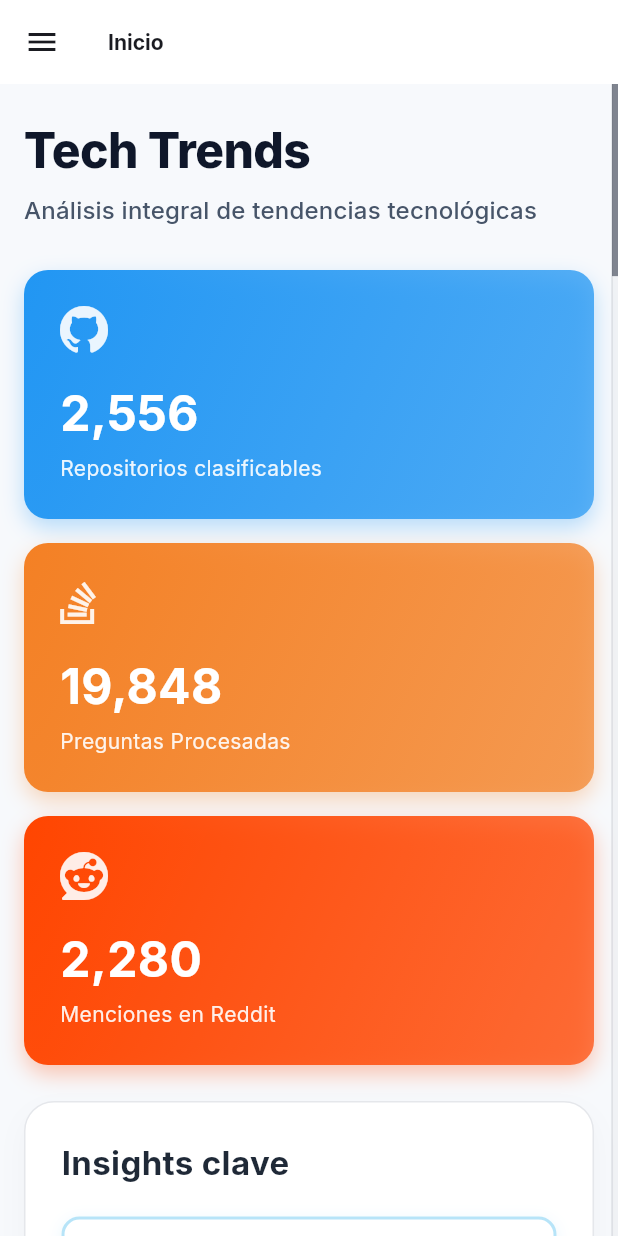
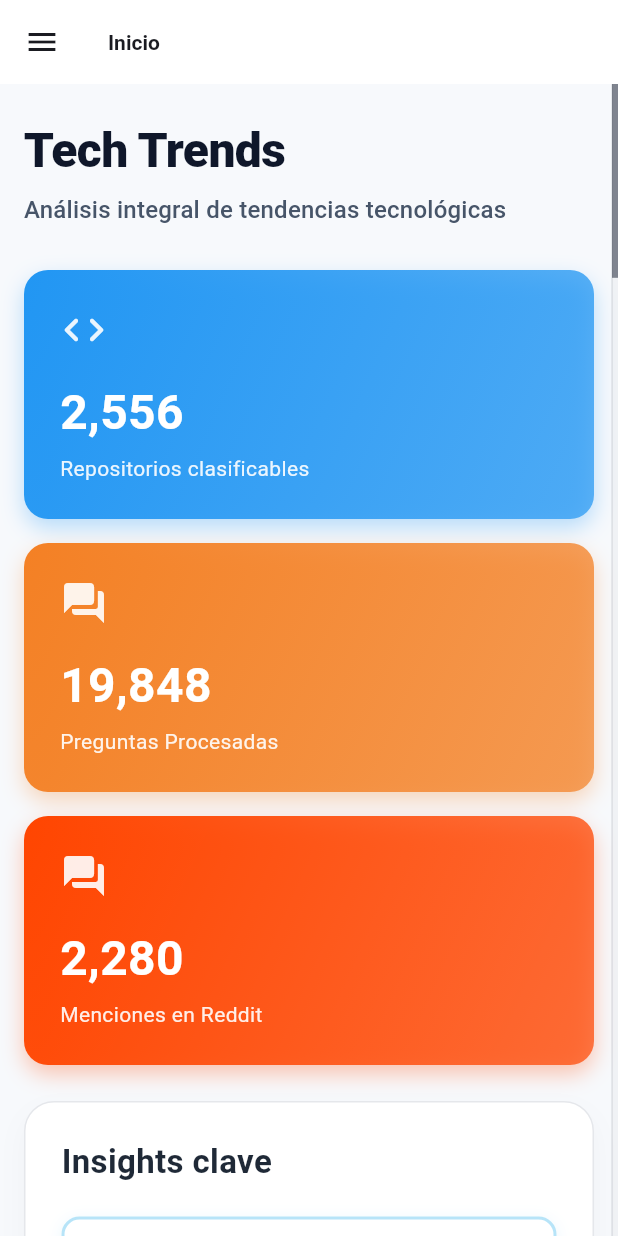
Before and after one commit to Sam-24-dev/Technology-trend-analysis-platform, a Flutter app: the screen it shows after launch, on a phone screen of 412 x 824 dp. Run offline on Flutter 3.47's test engine with Material 3 defaults, Android fonts, the phone set to English and light mode, and no system bars; our stand-ins replace csv, fl_chart, flutter_riverpod, go_router; missing offline and left inert: file_saver.

Commit message:
perf(web): reduce runtime font payload (#54)

```diff
--- a/frontend/lib/main.dart
+++ b/frontend/lib/main.dart
@@ -3,7 +3,6 @@ import 'package:flutter/gestures.dart';
 import 'package:flutter_web_plugins/url_strategy.dart';
 import 'package:flutter_riverpod/flutter_riverpod.dart';
 import 'package:go_router/go_router.dart';
-import 'package:google_fonts/google_fonts.dart';
 import 'router/app_router.dart';
 
 void main() {
@@ -25,7 +24,7 @@ class MyApp extends StatelessWidget {
       brightness: Brightness.light,
     );
 
-    final TextTheme baseTextTheme = GoogleFonts.interTextTheme();
+    final TextTheme baseTextTheme = Typography.material2021().black;
     final Color appBackground = const Color(0xFFF7F9FC);
     return MaterialApp.router(
       title: 'Technology Trend Analysis Platform',
--- a/frontend/lib/screens/home_screen.dart
+++ b/frontend/lib/screens/home_screen.dart
@@ -1,6 +1,5 @@
 import 'package:flutter/material.dart';
 import 'package:flutter_riverpod/flutter_riverpod.dart';
-import 'package:font_awesome_flutter/font_awesome_flutter.dart';
 import 'package:go_router/go_router.dart';
 import '../models/dashboard_domain_models.dart';
 import '../models/data_load_state.dart';
@@ -100,23 +99,23 @@ class HomeScreen extends ConsumerWidget {
                 spacing: 16,
                 runSpacing: 16,
                 children: [
-                  _buildKpiCardFA(
+                  _buildKpiCard(
                     width: kpiCardWidth,
-                    icon: FontAwesomeIcons.github,
+                    icon: Icons.code_rounded,
                     value: _formatMetric(githubRepos),
                     label: 'Repositorios clasificables',
                     color: Colors.blue,
                   ),
-                  _buildKpiCardFA(
+                  _buildKpiCard(
                     width: kpiCardWidth,
-                    icon: FontAwesomeIcons.stackOverflow,
+                    icon: Icons.question_answer_rounded,
                     value: _formatMetric(stackQuestions),
                     label: 'Preguntas Procesadas',
                     color: const Color(0xFFF48024),
                   ),
-                  _buildKpiCardFA(
+                  _buildKpiCard(
                     width: kpiCardWidth,
-                    icon: FontAwesomeIcons.reddit,
+                    icon: Icons.forum_rounded,
                     value: _formatMetric(redditMentions),
                     label: 'Menciones en Reddit',
                     color: const Color(0xFFFF4500),
@@ -174,27 +173,27 @@ class HomeScreen extends ConsumerWidget {
                 spacing: 24,
                 runSpacing: 24,
                 children: [
-                  _buildInfoCardFA(
+                  _buildInfoCard(
                     context: context,
-                    icon: FontAwesomeIcons.github,
+                    icon: Icons.code_rounded,
                     title: 'GitHub Data',
                     description:
                         'Análisis de repos nuevos y commits del corte actual, con ranking de lenguajes y frameworks.',
                     color: Colors.blue,
                     route: AppRoutes.github,
                   ),
-                  _buildInfoCardFA(
+                  _buildInfoCard(
                     context: context,
-                    icon: FontAwesomeIcons.stackOverflow,
+                    icon: Icons.question_answer_rounded,
                     title: 'StackOverflow Data',
                     description:
                         'Actividad por tecnología a lo largo del tiempo: volumen, variación y tasa de aceptación.',
                     color: const Color(0xFFF48024),
                     route: AppRoutes.stackoverflow,
                   ),
-                  _buildInfoCardFA(
+                  _buildInfoCard(
                     context: context,
-                    icon: FontAwesomeIcons.reddit,
+                    icon: Icons.forum_rounded,
                     title: 'Reddit Data',
                     description:
                         'Sentimiento y crecimiento de temas en la comunidad, con cambios vs corrida previa.',
@@ -213,22 +212,22 @@ class HomeScreen extends ConsumerWidget {
                 ),
               ),
               const SizedBox(height: 16),
-              _buildTeamMemberFA(
+              _buildTeamMember(
                 'Samir Caizapasto',
                 'Líder del proyecto · Arquitectura, ETL GitHub y dashboards',
-                FontAwesomeIcons.github,
+                Icons.code_rounded,
                 Colors.blue,
               ),
-              _buildTeamMemberFA(
+              _buildTeamMember(
                 'Andrés Salinas',
                 'Ingeniería de datos · ETL StackOverflow y dashboards',
-                FontAwesomeIcons.stackOverflow,
+                Icons.question_answer_rounded,
                 const Color(0xFFF48024),
               ),
-              _buildTeamMemberFA(
+              _buildTeamMember(
                 'Mateo Mayorga',
                 'Ingeniería de datos · ETL Reddit y visualización',
-                FontAwesomeIcons.reddit,
+                Icons.forum_rounded,
                 const Color(0xFFFF4500),
               ),
 
@@ -241,9 +240,9 @@ class HomeScreen extends ConsumerWidget {
     );
   }
 
-  Widget _buildKpiCardFA({
+  Widget _buildKpiCard({
     required double width,
-    required FaIconData icon,
+    required IconData icon,
     required String value,
     required String label,
     required Color color,
@@ -269,7 +268,7 @@ class HomeScreen extends ConsumerWidget {
       child: Column(
         crossAxisAlignment: CrossAxisAlignment.start,
         children: [
-          FaIcon(icon, size: 32, color: Colors.white.withValues(alpha: 0.9)),
+          Icon(icon, size: 32, color: Colors.white.withValues(alpha: 0.9)),
           const SizedBox(height: 16),
           Text(
             value,
@@ -303,9 +302,9 @@ class HomeScreen extends ConsumerWidget {
     );
   }
 
-  Widget _buildInfoCardFA({
+  Widget _buildInfoCard({
     required BuildContext context,
-    required FaIconData icon,
+    required IconData icon,
     required String title,
     required String description,
     required Color color,
@@ -331,7 +330,7 @@ class HomeScreen extends ConsumerWidget {
         children: [
           Row(
             children: [
-              FaIcon(icon, size: 20, color: color),
+              Icon(icon, size: 20, color: color),
               const SizedBox(width: 10),
               Expanded(
                 child: Text(
@@ -373,10 +372,10 @@ class HomeScreen extends ConsumerWidget {
     );
   }
 
-  Widget _buildTeamMemberFA(
+  Widget _buildTeamMember(
     String name,
     String role,
-    FaIconData icon,
+    IconData icon,
     Color color,
   ) {
     return Padding(
@@ -390,7 +389,7 @@ class HomeScreen extends ConsumerWidget {
               children: <Widget>[
                 CircleAvatar(
                   backgroundColor: color.withValues(alpha: 0.15),
-                  child: FaIcon(icon, color: color, size: 18),
+                  child: Icon(icon, color: color, size: 18),
                 ),
                 const SizedBox(height: 6),
                 Text(
@@ -411,7 +410,7 @@ class HomeScreen extends ConsumerWidget {
             children: [
               CircleAvatar(
                 backgroundColor: color.withValues(alpha: 0.15),
-                child: FaIcon(icon, color: color, size: 18),
+                child: Icon(icon, color: color, size: 18),
               ),
               const SizedBox(width: 16),
               Expanded(
@@ -1862,7 +1861,7 @@ class _TrendTopEntryCard extends StatefulWidget {
 class _SourceContributionMeta {
   final String code;
   final String label;
-  final FaIconData icon;
+  final IconData icon;
   final Color color;
   final double value;
 
@@ -2164,21 +2163,21 @@ class _TrendTopEntryCardState extends State<_TrendTopEntryCard> {
       _SourceContributionMeta(
         code: 'GH',
         label: 'GitHub',
-        icon: FontAwesomeIcons.github,
+        icon: Icons.code_rounded,
         color: const Color(0xFF111827),
         value: widget.item.githubScore,
       ),
       _SourceContributionMeta(
         code: 'SO',
         label: 'StackOverflow',
-        icon: FontAwesomeIcons.stackOverflow,
+        icon: Icons.question_answer_rounded,
         color: const Color(0xFFF48024),
         value: widget.item.stackOverflowScore,
       ),
       _SourceContributionMeta(
         code: 'RD',
         label: 'Reddit',
-        icon: FontAwesomeIcons.redditAlien,
+        icon: Icons.forum_rounded,
         color: const Color(0xFFFF4500),
         value: widget.item.redditScore,
       ),
@@ -2212,7 +2211,7 @@ class _TrendTopEntryCardState extends State<_TrendTopEntryCard> {
             child: Row(
               mainAxisSize: MainAxisSize.min,
               children: [
-                FaIcon(
+                Icon(
                   meta.icon,
                   size: 12,
                   color: hasData ? meta.color : const Color(0xFF94A3B8),
--- a/frontend/lib/screens/main_screen.dart
+++ b/frontend/lib/screens/main_screen.dart
@@ -1,7 +1,6 @@
 import 'package:flutter/material.dart';
 import 'package:flutter/services.dart';
 import 'package:flutter_riverpod/flutter_riverpod.dart';
-import 'package:font_awesome_flutter/font_awesome_flutter.dart';
 import 'package:go_router/go_router.dart';
 
 import '../providers/app_providers.dart';
@@ -28,21 +27,21 @@ class MainScreen extends ConsumerStatefulWidget {
     _NavItem(
       route: AppRoutes.github,
       label: 'GitHub Data',
-      faIcon: FontAwesomeIcons.github,
+      icon: Icons.code_rounded,
       semanticsLabel: 'Navegar a dashboard de GitHub',
       keyName: 'github',
     ),
     _NavItem(
       route: AppRoutes.stackoverflow,
       label: 'StackOverflow Data',
-      faIcon: FontAwesomeIcons.stackOverflow,
+      icon: Icons.question_answer_rounded,
       semanticsLabel: 'Navegar a dashboard de StackOverflow',
       keyName: 'stackoverflow',
     ),
     _NavItem(
       route: AppRoutes.reddit,
       label: 'Reddit Data',
-      faIcon: FontAwesomeIcons.reddit,
+      icon: Icons.forum_rounded,
       semanticsLabel: 'Navegar a dashboard de Reddit',
       keyName: 'reddit',
     ),
@@ -575,13 +574,6 @@ class _MainScreenView extends StatelessWidget {
   }
 
   Widget _buildIcon(_NavItem item, bool isSelected) {
-    if (item.faIcon != null) {
-      return FaIcon(
-        item.faIcon,
-        size: 18,
-        color: isSelected ? Colors.white : const Color(0xFFCBD5E1),
-      );
-    }
     return Icon(
       item.icon,
       size: 20,
@@ -608,16 +600,14 @@ class _MainScreenView extends StatelessWidget {
 class _NavItem {
   final String route;
   final String label;
-  final IconData? icon;
-  final FaIconData? faIcon;
+  final IconData icon;
   final String semanticsLabel;
   final String keyName;
 
   const _NavItem({
     required this.route,
     required this.label,
-    this.icon,
-    this.faIcon,
+    required this.icon,
     required this.semanticsLabel,
     required this.keyName,
   });
--- a/frontend/pubspec.yaml
+++ b/frontend/pubspec.yaml
@@ -15,9 +15,7 @@ dependencies:
   cupertino_icons: ^1.0.8
   fl_chart: ^0.69.0
   csv: ^6.0.0
-  google_fonts: ^6.2.1
   http: ^1.2.0
-  font_awesome_flutter: ^11.0.0
   archive: ^3.4.10
   flutter_riverpod: ^2.6.1
   go_router: ^15.1.3
```
